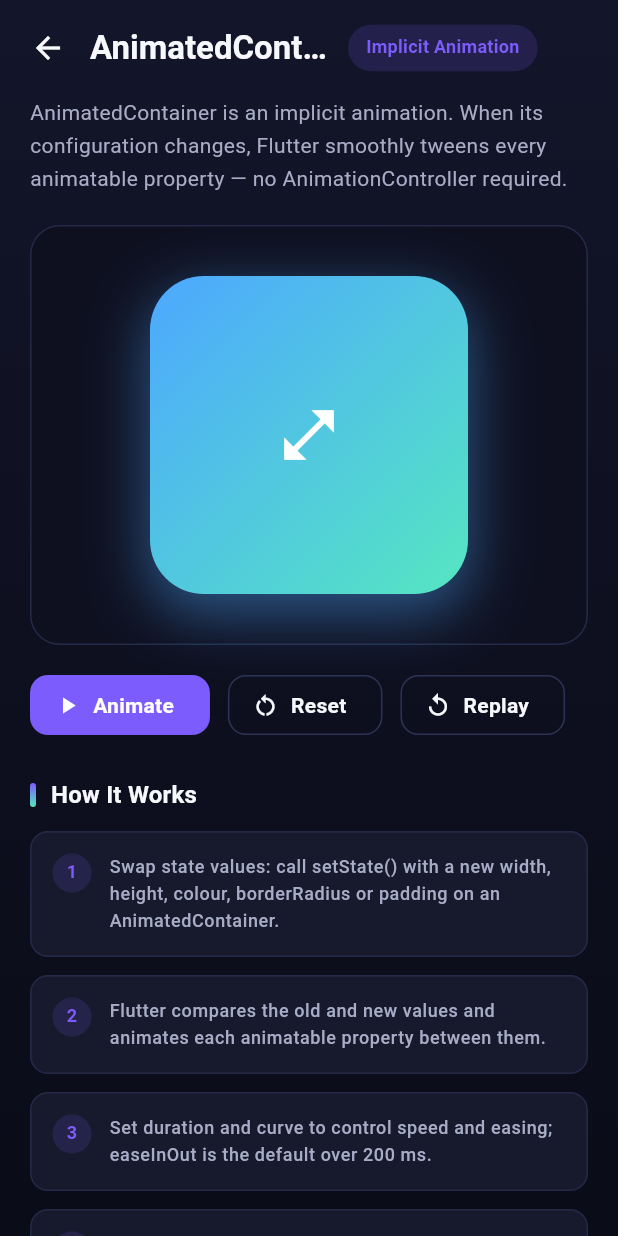
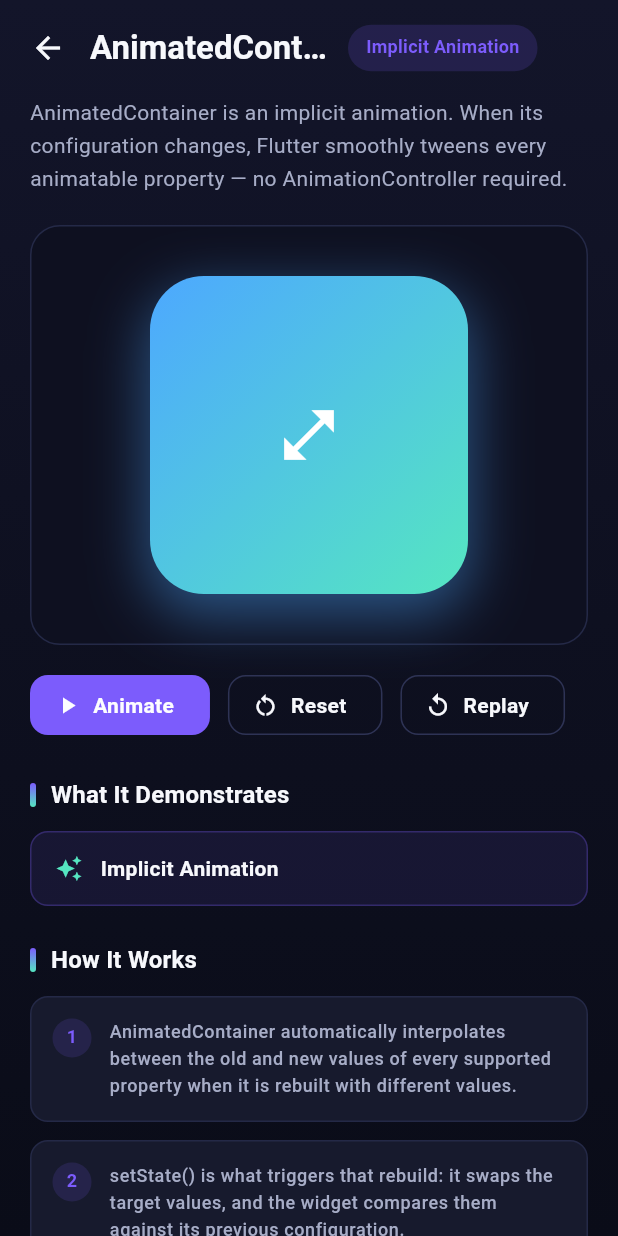
Before and after one commit to fahadkhalid22/Flutter-Animation-Showcase, a Flutter app: the AnimatedContainerDemoScreen screen opened by its route, after a tap on "Animate", on a phone screen of 412 x 824 dp. Run offline on Flutter 3.47's test engine with Material 3 defaults, Android fonts, the phone set to English and light mode, and no system bars.

Commit message:
docs: explain AnimatedContainer animation concepts
Co-Authored-By: Claude Code <noreply@anthropic.com>

```diff
--- a/lib/core/constants/app_strings.dart
+++ b/lib/core/constants/app_strings.dart
@@ -52,6 +52,8 @@ abstract final class AppStrings {
   // Shared section headings used on every demo screen
   // ---------------------------------------------------------------------
 
+  static const String whatItDemonstrates = 'What It Demonstrates';
+  static const String example = 'Example';
   static const String howItWorks = 'How It Works';
   static const String keyClasses = 'Key Classes';
   static const String whenToUse = 'When To Use';
--- /dev/null
+++ b/lib/core/widgets/code_example_card.dart
@@ -0,0 +1,98 @@
+import 'package:flutter/material.dart';
+
+import '../constants/app_colors.dart';
+import '../constants/app_radius.dart';
+import '../constants/app_spacing.dart';
+
+/// Compact, read-only code snippet rendered in a terminal-style card.
+///
+/// Used to show a small conceptual example — never a full source file.
+class CodeExampleCard extends StatelessWidget {
+  /// Creates a [CodeExampleCard].
+  const CodeExampleCard({super.key, this.title, required this.code});
+
+  /// Optional caption shown in the card header.
+  final String? title;
+
+  /// The snippet to display.
+  final String code;
+
+  @override
+  Widget build(BuildContext context) {
+    return Container(
+      decoration: BoxDecoration(
+        color: AppColors.background,
+        borderRadius: BorderRadius.circular(AppRadius.md),
+        border: Border.all(color: const Color(0xFF242947)),
+      ),
+      child: Column(
+        crossAxisAlignment: CrossAxisAlignment.stretch,
+        children: [
+          Padding(
+            padding: const EdgeInsets.fromLTRB(
+              AppSpacing.md,
+              AppSpacing.sm + 2,
+              AppSpacing.md,
+              AppSpacing.sm,
+            ),
+            child: Row(
+              children: [
+                const _WindowDot(color: Color(0xFFFF6B6B)),
+                const SizedBox(width: 6),
+                const _WindowDot(color: Color(0xFFFFC24D)),
+                const SizedBox(width: 6),
+                const _WindowDot(color: AppColors.accent),
+                if (title != null) ...[
+                  const SizedBox(width: AppSpacing.md),
+                  Expanded(
+                    child: Text(
+                      title!,
+                      overflow: TextOverflow.ellipsis,
+                      style: const TextStyle(
+                        color: AppColors.textSecondary,
+                        fontSize: 12,
+                        fontWeight: FontWeight.w600,
+                        letterSpacing: 0.3,
+                      ),
+                    ),
+                  ),
+                ],
+              ],
+            ),
+          ),
+          const Divider(height: 1, color: Color(0xFF242947)),
+          SingleChildScrollView(
+            scrollDirection: Axis.horizontal,
+            padding: const EdgeInsets.all(AppSpacing.md),
+            child: Text(
+              code,
+              softWrap: false,
+              style: const TextStyle(
+                fontFamily: 'monospace',
+                fontSize: 12.5,
+                height: 1.6,
+                color: AppColors.textPrimary,
+              ),
+            ),
+          ),
+        ],
+      ),
+    );
+  }
+}
+
+/// Small window dot used in the code card header.
+class _WindowDot extends StatelessWidget {
+  const _WindowDot({required this.color});
+
+  final Color color;
+
+  @override
+  Widget build(BuildContext context) {
+    return Container(
+      width: 10,
+      height: 10,
+      decoration: BoxDecoration(color: color, shape: BoxShape.circle),
+    );
+  }
+}
--- a/lib/features/animated_container/animated_container_demo_screen.dart
+++ b/lib/features/animated_container/animated_container_demo_screen.dart
@@ -14,6 +14,22 @@ class AnimatedContainerDemoScreen extends StatelessWidget {
   /// Creates the AnimatedContainer demo screen.
   const AnimatedContainerDemoScreen({super.key});
 
+  /// Compact conceptual snippet shown under 'How It Works'.
+  static const String _codeExample =
+      '// Swap the target values; the widget does the rest.\n'
+      'setState(() => _expanded = !_expanded);\n'
+      '\n'
+      'AnimatedContainer(\n'
+      '  duration: const Duration(milliseconds: 650), // how long\n'
+      '  curve: Curves.easeInOutCubic,                // how it eases\n'
+      '  width:   _expanded ? 212.0 : 120.0,\n'
+      '  height:  _expanded ? 212.0 : 120.0,\n'
+      '  padding: EdgeInsets.all(_expanded ? 28 : 14),\n'
+      '  decoration: BoxDecoration(\n'
+      '    borderRadius: BorderRadius.circular(_expanded ? 36 : 12),\n'
+      '  ),\n'
+      ')';
+
   @override
   Widget build(BuildContext context) {
     return const DemoScreenShell(
@@ -25,42 +41,56 @@ class AnimatedContainerDemoScreen extends StatelessWidget {
             'configuration changes, Flutter smoothly tweens every animatable '
             'property — no AnimationController required.',
         demo: AnimatedContainerDemo(),
+        demonstrates: 'Implicit Animation',
+        codeExample: _codeExample,
         howItWorks: [
-          'Swap state values: call setState() with a new width, height, '
-              'colour, borderRadius or padding on an AnimatedContainer.',
-          'Flutter compares the old and new values and animates each '
-              'animatable property between them.',
-          'Set duration and curve to control speed and easing; easeInOut is '
-              'the default over 200 ms.',
-          'When the values return to their previous state, the animation '
-              'runs in reverse automatically.',
+          'AnimatedContainer automatically interpolates between the old and '
+              'new values of every supported property when it is rebuilt with '
+              'different values.',
+          'setState() is what triggers that rebuild: it swaps the target '
+              'values, and the widget compares them against its previous '
+              'configuration.',
+          'duration sets how long the interpolation takes. Changing values '
+              'mid-flight retargets the animation smoothly from its current '
+              'position.',
+          'curve shapes the pacing of the motion — Curves.easeInOutCubic here '
+              '— so it accelerates and settles instead of moving linearly.',
         ],
         keyClasses: [
           (
             name: 'AnimatedContainer',
             detail:
-                'A Container that animates changes to decoration, size, '
-                'padding and border whenever it is rebuilt.',
+                'A Container that animates changes to size, decoration, '
+                'padding, alignment and margin when rebuilt.',
           ),
           (
-            name: 'ImplicitlyAnimatedWidget',
+            name: 'StatefulWidget',
             detail:
-                'Base class that owns a single AnimationController and '
-                'drives every implicit animation widget.',
+                'Holds the mutable state (the expanded flag) that the '
+                'animation reacts to.',
           ),
           (
-            name: 'CurvedAnimation',
+            name: 'setState',
             detail:
-                'Wraps the tween with an easing curve such as '
-                'Curves.easeInOut.',
+                'Marks the state dirty and triggers the rebuild that hands '
+                'AnimatedContainer its new target values.',
+          ),
+          (
+            name: 'Duration',
+            detail:
+                'How long the interpolation between the old and new values '
+                'takes.',
+          ),
+          (
+            name: 'Curve',
+            detail:
+                'Shapes the pacing of the interpolation, for example '
+                'Curves.easeInOutCubic.',
           ),
         ],
         whenToUse: [
-          'Toggling styles, such as selected versus unselected button colours '
-              'and sizes.',
-          'Expandable cards, filters or settings that change size and '
-              'spacing.',
-          'Quick colour and size feedback for hover or focus on desktop.',
+          'Simple transitions where values change between discrete UI states '
+              'and manual frame-level animation control is unnecessary.',
         ],
       ),
     );
--- a/lib/shared/demo_lesson_view.dart
+++ b/lib/shared/demo_lesson_view.dart
@@ -1,21 +1,26 @@
 import 'package:flutter/material.dart';
 
+import '../core/constants/app_colors.dart';
+import '../core/constants/app_radius.dart';
 import '../core/constants/app_spacing.dart';
 import '../core/constants/app_strings.dart';
+import '../core/widgets/code_example_card.dart';
 import '../core/widgets/concept_card.dart';
 import '../core/widgets/section_title.dart';
 
 /// The standard educational layout for a demo screen.
 ///
-/// Renders the introduction, the interactive demo area and the three
-/// learning sections every demo must explain: How It Works, Key Classes
-/// and When To Use.
+/// Renders the introduction, the interactive demo area, and the learning
+/// sections every demo must explain: What It Demonstrates, How It Works,
+/// Key Classes and When To Use — plus an optional compact code example.
 class DemoLessonView extends StatelessWidget {
   /// Creates a [DemoLessonView].
   const DemoLessonView({
     super.key,
     required this.intro,
     required this.demo,
+    this.demonstrates,
+    this.codeExample,
     required this.howItWorks,
     required this.keyClasses,
     required this.whenToUse,
@@ -24,8 +29,14 @@ class DemoLessonView extends StatelessWidget {
   /// Short introduction to the technique.
   final String intro;
 
-  /// The interactive demo area (a placeholder until Phase 2).
+  /// The interactive demo area for this technique.
   final Widget demo;
+
+  /// Short label of what the demo demonstrates, e.g. `Implicit Animation`.
+  final String? demonstrates;
+
+  /// Optional compact code snippet shown under 'How It Works'.
+  final String? codeExample;
 
   /// Ordered steps that explain how the animation works.
   final List<String> howItWorks;
@@ -45,12 +56,22 @@ class DemoLessonView extends StatelessWidget {
         Text(intro, style: theme.textTheme.bodyMedium),
         const SizedBox(height: AppSpacing.xl),
         demo,
+        if (demonstrates != null) ...[
+          const SizedBox(height: AppSpacing.xxl),
+          const SectionTitle(text: AppStrings.whatItDemonstrates),
+          const SizedBox(height: AppSpacing.md),
+          _DemonstratesBanner(label: demonstrates!),
+        ],
         const SizedBox(height: AppSpacing.xxl),
         const SectionTitle(text: AppStrings.howItWorks),
         const SizedBox(height: AppSpacing.md),
         for (final (int i, String step) in howItWorks.indexed) ...[
           ConceptCard(index: i + 1, body: step),
           const SizedBox(height: AppSpacing.md),
+        ],
+        if (codeExample != null) ...[
+          const SizedBox(height: AppSpacing.xs),
+          CodeExampleCard(title: AppStrings.example, code: codeExample!),
         ],
         const SizedBox(height: AppSpacing.lg),
         const SectionTitle(text: AppStrings.keyClasses),
@@ -74,3 +95,42 @@ class DemoLessonView extends StatelessWidget {
     );
   }
 }
+
+/// Highlighted banner naming the animation family the demo belongs to.
+class _DemonstratesBanner extends StatelessWidget {
+  const _DemonstratesBanner({required this.label});
+
+  final String label;
+
+  @override
+  Widget build(BuildContext context) {
+    final ThemeData theme = Theme.of(context);
+    return Container(
+      padding: const EdgeInsets.symmetric(
+        horizontal: AppSpacing.lg,
+        vertical: AppSpacing.md + 2,
+      ),
+      decoration: BoxDecoration(
+        color: AppColors.primary.withValues(alpha: 0.10),
+        borderRadius: BorderRadius.circular(AppRadius.md),
+        border: Border.all(color: AppColors.primary.withValues(alpha: 0.28)),
+      ),
+      child: Row(
+        children: [
+          const Icon(Icons.auto_awesome, size: 18, color: AppColors.accent),
+          const SizedBox(width: AppSpacing.md),
+          Expanded(
+            child: Text(
+              label,
+              style: theme.textTheme.titleSmall?.copyWith(
+                color: AppColors.textPrimary,
+                fontWeight: FontWeight.w700,
+                letterSpacing: 0.2,
+              ),
+            ),
+          ),
+        ],
+      ),
+    );
+  }
+}
```
Also changed, not shown: 1 other file.
